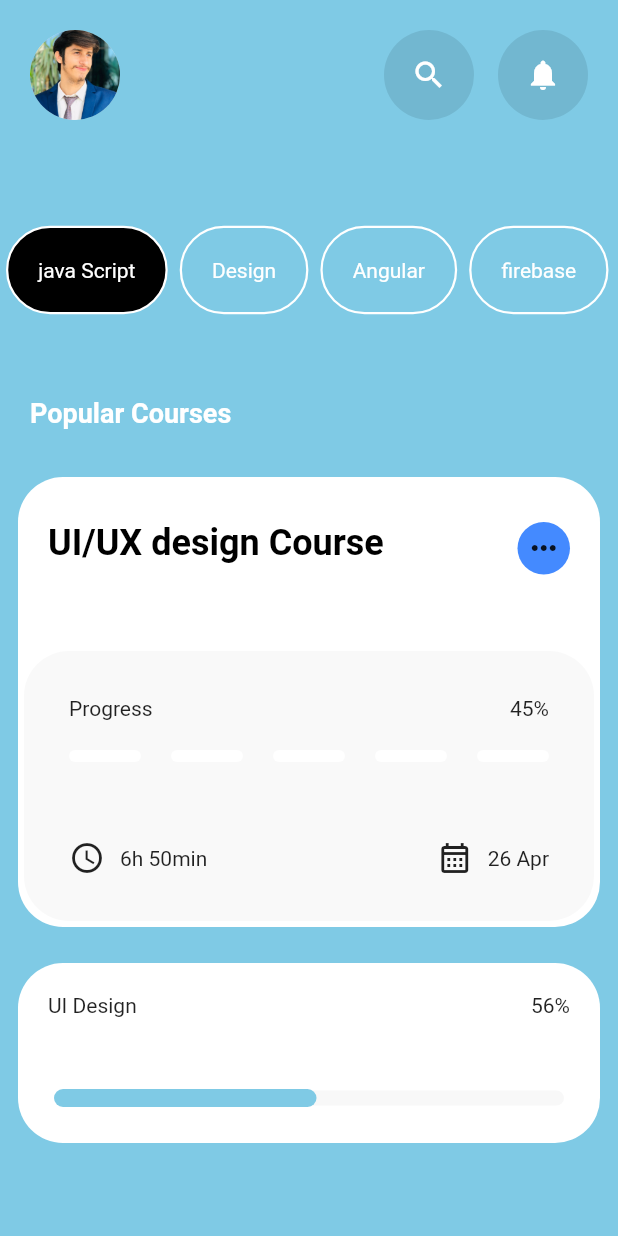
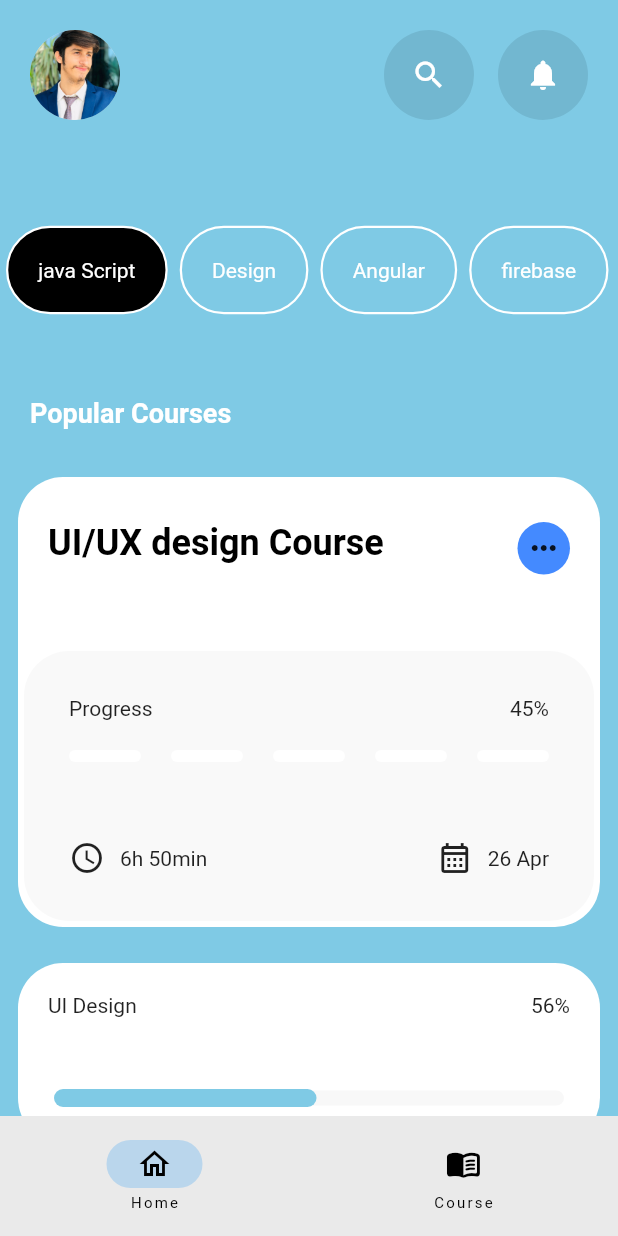
Before and after one commit to muhammadawaisyaseen/Course-Selling-App, a Flutter app: the screen it shows after launch, on a phone screen of 412 x 824 dp. Run offline on Flutter 3.47's test engine with Material 2 defaults, Android fonts, the phone set to English and light mode, and no system bars.

Commit message:
bottom Navigationbar Started

```diff
--- a/lib/screens/myHomePage.dart
+++ b/lib/screens/myHomePage.dart
@@ -100,9 +100,10 @@ class _HomeScreenState extends State<HomeScreen> {
                     fontSize: 18),
               ),
             ),
-            // SizedBox(
-            //   height: 20,
-            // ),
+            Expanded(
+              child: SingleChildScrollView(
+                child: Column(
+                  children: [
                     Padding(
                       padding: const EdgeInsets.all(12),
                       child: Container(
@@ -206,7 +207,7 @@ class _HomeScreenState extends State<HomeScreen> {
                         ),
                       ),
                     ),
-
+                    ///////////////////////////////////////////////////
                     Padding(
                       padding: const EdgeInsets.all(12),
                       child: Container(
@@ -221,7 +222,7 @@ class _HomeScreenState extends State<HomeScreen> {
                             Padding(
                               padding: const EdgeInsets.all(20),
                               child: Row(
-                        children: [
+                                children: const [
                                   Text("UI Design"),
                                   Spacer(),
                                   Text("56%"),
@@ -233,9 +234,9 @@ class _HomeScreenState extends State<HomeScreen> {
                             Padding(
                               padding: const EdgeInsets.symmetric(vertical: 6),
                               child: SliderTheme(
-                        data: SliderThemeData(
-                          thumbShape:
-                              RoundSliderThumbShape(enabledThumbRadius: 0.0),
+                                data: const SliderThemeData(
+                                  thumbShape: RoundSliderThumbShape(
+                                      enabledThumbRadius: 0.0),
                                   trackHeight: 10,
                                 ),
                                 child: Slider(
@@ -246,15 +247,22 @@ class _HomeScreenState extends State<HomeScreen> {
                                 ),
                               ),
                             )
-                    // SliderThemeData(
-
-                    // )
                           ],
                         ),
                       ),
-            )
+                    ),
                   ],
                 ),
+              ),
+            ),
+          ],
+        ),
+        // bottomNavigation Bar
+        bottomNavigationBar: NavigationBar(destinations: [
+          NavigationDestination(icon: Icon(Icons.home_outlined), label: "Home"),
+          NavigationDestination(
+              icon: Icon(Icons.menu_book_rounded), label: "Course")
+        ]),
       ),
     );
   }
```
Lines whose indentation alone changed are shown as unchanged.
